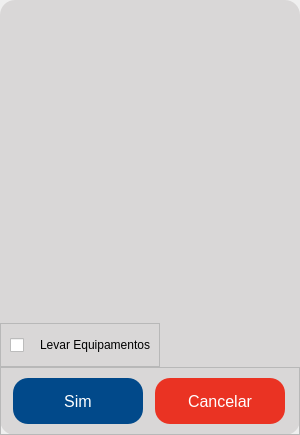
Before: the Qt Designer form App/view/ui/telaConfirmacao.ui in Senac-SOR-ADS/Mapa-de-Sala, drawn with Qt 5.
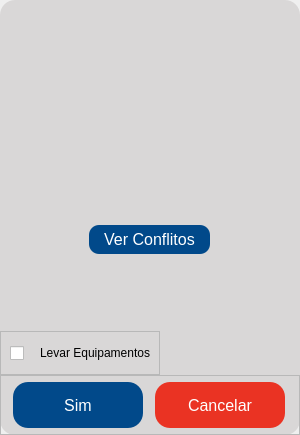
After: the same form once the commit is applied. Icons and pictures are not drawn.

Commit message:
Tela conflitos (#250)
* pra ir embora

* tela de conflitos

* atualizei um parametro só

* fix: simplicar codigo.

Modificado a classe de feedback, simplificando a duplicação de código, removendo a sobrecarga

---------

The edit to the form file:
```diff
--- a/App/view/ui/telaConfirmacao.ui
+++ b/App/view/ui/telaConfirmacao.ui
@@ -37,7 +37,14 @@
 color: #ffffff;
 }
 
-#btnOk:hover {
+#btnAbrirConflitos {
+	background-color: #01498a;
+border: none;
+border-radius: 10px;
+color: #ffffff;
+}
+
+#btnOk:hover, #btnAbrirConflitos:hover {
     background-color: #f6921e;
 }
 
@@ -164,6 +171,27 @@
         </property>
        </widget>
       </item>
+      <item alignment="Qt::AlignHCenter">
+       <widget class="QPushButton" name="btnAbrirConflitos">
+        <property name="minimumSize">
+         <size>
+          <width>121</width>
+          <height>29</height>
+         </size>
+        </property>
+        <property name="font">
+         <font>
+          <pointsize>12</pointsize>
+         </font>
+        </property>
+        <property name="cursor">
+         <cursorShape>PointingHandCursor</cursorShape>
+        </property>
+        <property name="text">
+         <string>Ver Conflitos</string>
+        </property>
+       </widget>
+      </item>
       <item alignment="Qt::AlignHCenter|Qt::AlignVCenter">
        <widget class="QLabel" name="aviso">
         <property name="minimumSize">
```
The commit also changes 6 other files.
